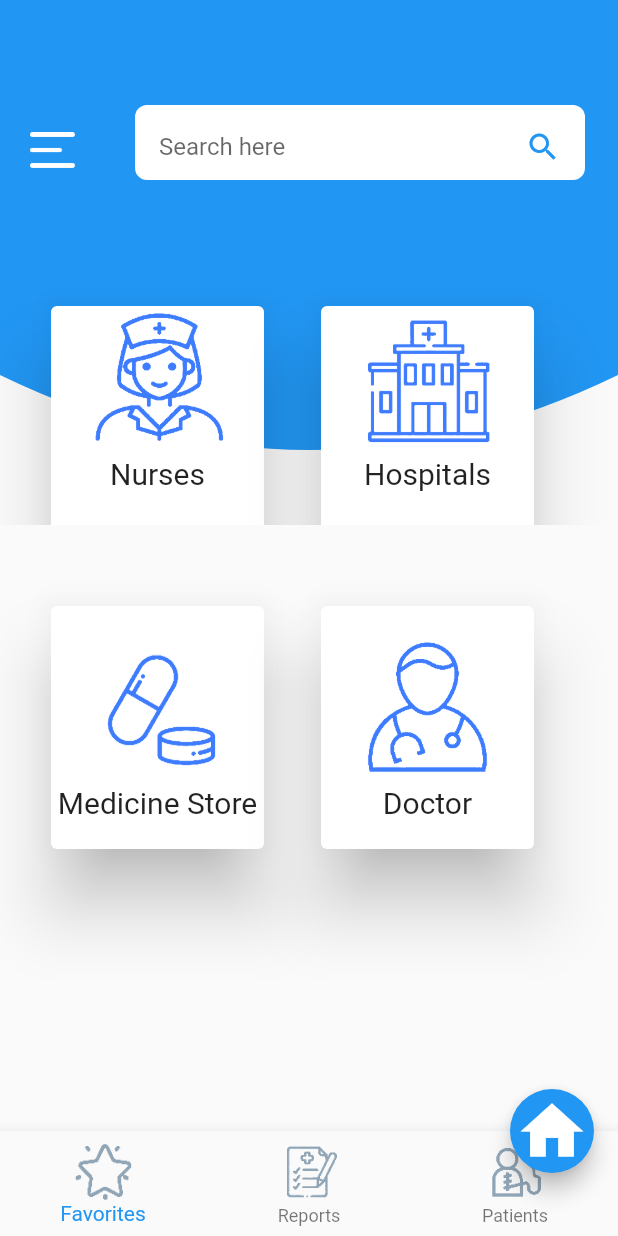
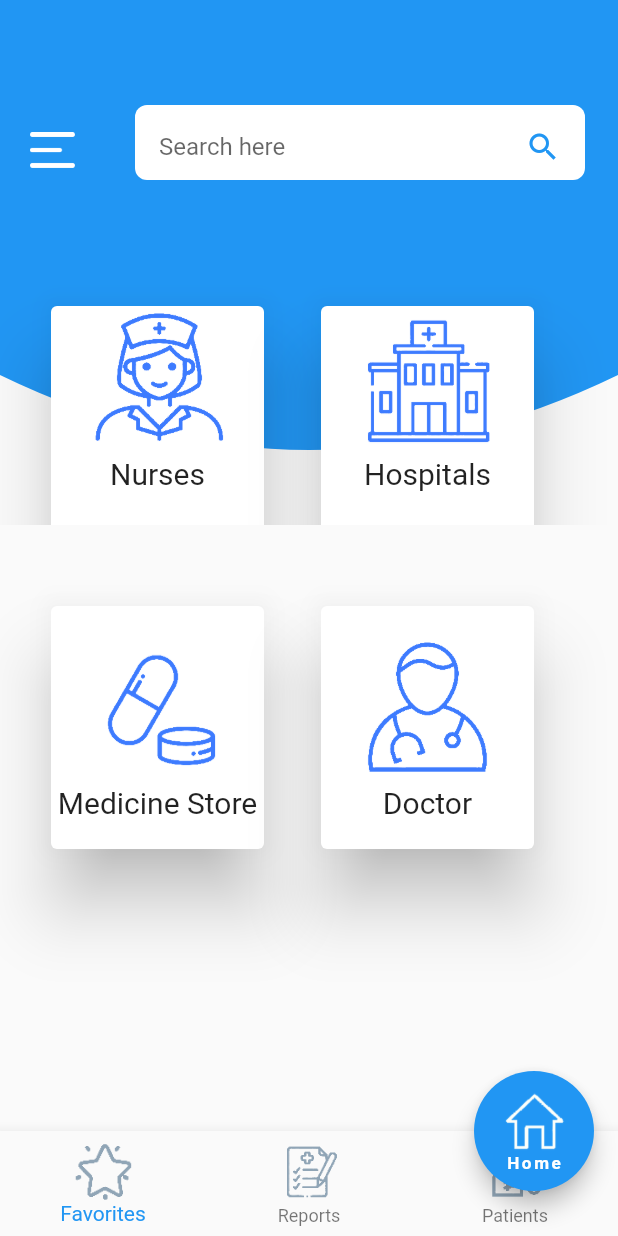
Before and after one commit to sonikapunitgoyal/clipppathdesigns, a Flutter app: the screen it shows after launch, on a phone screen of 412 x 824 dp. Run offline on Flutter 3.47's test engine with Material 2 defaults, Android fonts, the phone set to English and light mode, and no system bars.

Commit message:
floating action button change

```diff
--- a/AndroidStudioProjects/clippath/lib/main.dart
+++ b/AndroidStudioProjects/clippath/lib/main.dart
@@ -1,4 +1,5 @@
 import 'package:flutter/material.dart';
+import 'package:flutter/rendering.dart';
 import 'clippath.dart';
 import 'list.dart';
 
@@ -26,37 +27,47 @@ class MyHomePage extends StatefulWidget {
 class _MyHomePageState extends State<MyHomePage> {
   @override
   Widget build(BuildContext context) {
-    return  Scaffold(
+    return Scaffold(
       body: WavyHeaderImage(),
+      floatingActionButton: Container(
+        height: 80.0,
+        width: 80.0,
+        child: FittedBox(
+          child: FloatingActionButton(
+              child: Column(
+                mainAxisAlignment: MainAxisAlignment.center,
+                children: <Widget>[
+                  Image.asset(
+                    'assets/home.png',
+                    height: 30.0,
+                  ),
+                  Text(
+                    "Home",
+                    style: TextStyle(fontSize: 8.0, color: Colors.white,fontWeight: FontWeight.bold),
+                  )
+                ],
+              ),
+              onPressed: () {}),
+        ),
+      ),
       floatingActionButtonLocation: FloatingActionButtonLocation.endDocked,
-        floatingActionButton: FloatingActionButton( child: Icon(Icons.home,size: 50.0,),onPressed: (){ Navigator.push(
-    context,
-    MaterialPageRoute(builder: (context) =>MyHomePage()),
-  );},),
       bottomNavigationBar: BottomNavigationBar(
-
         items: [
-
           BottomNavigationBarItem(
-              icon:  Image.asset('assets/star.png',height: 40.0,),
+            icon: Image.asset(
+              'assets/star.png',
+              height: 40.0,
+            ),
             title: new Text('Favorites'),
           ),
-
-
-
           BottomNavigationBarItem(
-                icon: Image.asset('assets/reports.png',height: 40.0),
+              icon: Image.asset('assets/reports.png', height: 40.0),
               title: new Text('Reports')),
           BottomNavigationBarItem(
-                icon:  Image.asset('assets/patients.png',height: 40.0),
+              icon: Image.asset('assets/patients.png', height: 40.0),
               title: new Text('Patients')),
         ],
       ),
-
-
-
-
-
     );
   }
 }
--- a/AndroidStudioProjects/clippath/pubspec.yaml
+++ b/AndroidStudioProjects/clippath/pubspec.yaml
@@ -50,6 +50,7 @@ flutter:
     - assets/patients.png
     - assets/star.png
     - assets/menu.png
+    - assets/home.png
 
 
   # An image asset can refer to one or more resolution-specific "variants", see
```
Also changed, not shown: AndroidStudioProjects/clippath/assets/home.png (added). Lines whose indentation alone changed are shown as unchanged.
